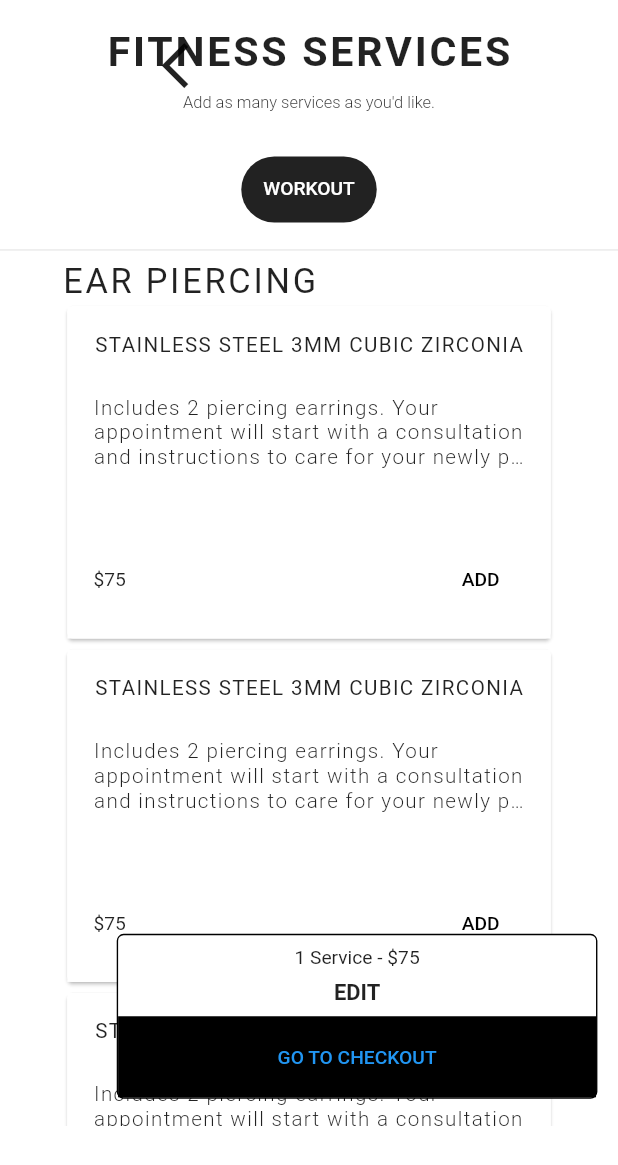
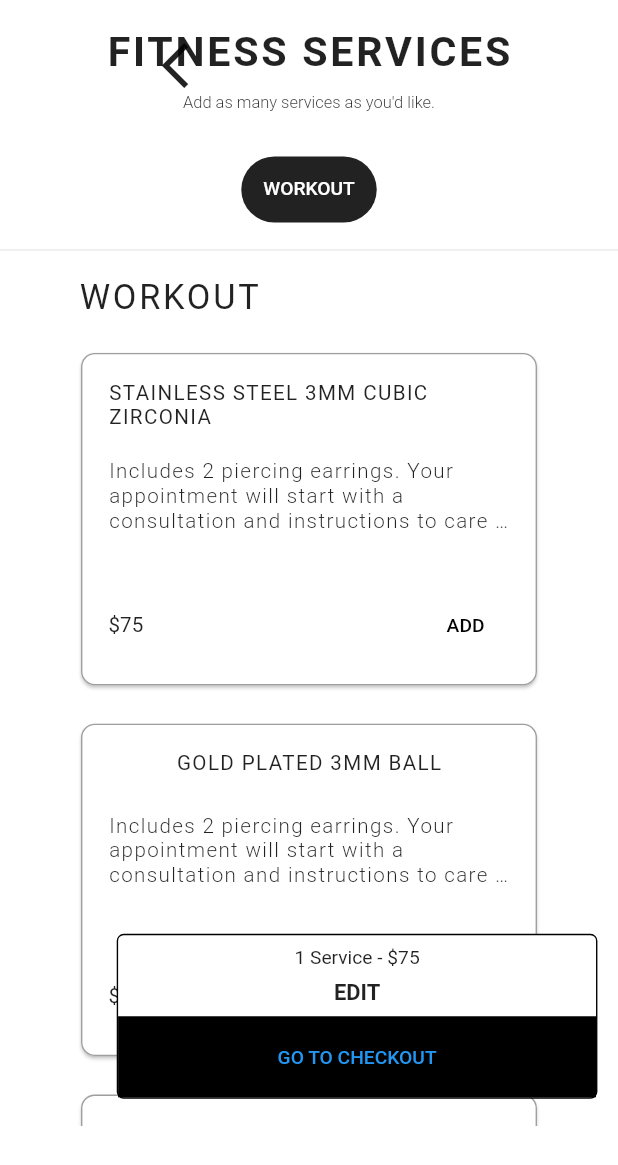
Before and after one commit to dev4589/dev4589, a Flutter app: the screen it shows after launch, on a phone screen of 412 x 824 dp. Shown: the top 1165 px of the screen. Run offline on Flutter 3.47's test engine with Material 2 defaults, Android fonts, the phone set to English and light mode, and no system bars; our stand-ins replace google_fonts, responsive_framework, responsive_grid, syncfusion_flutter_calendar; missing offline and left inert: dart:html.

Commit message:
summed up

```diff
--- a/lib/screen/details_cards.dart
+++ b/lib/screen/details_cards.dart
@@ -1,23 +1,27 @@
 import 'package:flutter/cupertino.dart';
 import 'package:flutter/material.dart';
+import 'package:flutter/painting.dart';
 import 'package:google_fonts/google_fonts.dart';
 import 'package:responsive_grid/responsive_grid.dart';
 
 class DetailsCard extends StatefulWidget {
-  const DetailsCard({Key? key}) : super(key: key);
+  final String subCateTitle;
+  const DetailsCard({Key? key, required this.subCateTitle}) : super(key: key);
 
   @override
   _DetailsCardState createState() => _DetailsCardState();
 }
 
 class _DetailsCardState extends State<DetailsCard> {
-  late bool isHover = false;
-  late String subCateTitle = 'EAR PIERCING';
-  late String cardTitle = 'STAINLESS STEEL 3MM CUBIC ZIRCONIA';
-  late String cardText =
-      'Includes 2 piercing earrings. Your appointment will start with a consultation and instructions to care for your newly pierced ears. Next, your professional will cleanse your ears, mark the ears with your desired placement and proceed with piercing your ears. Aftercare product will be provided to you as well as the aftercare instructions to ensure a healthy healing. PRIV it and you will walk away with a stylish new look!';
-  late int price = 75;
+  late List<bool> isHover;
   late bool submitHover = false;
+
+  @override
+  void initState() {
+    // TODO: implement initState
+    isHover = List<bool>.generate(serviceData.length, (index) => false);
+    super.initState();
+  }
 
   @override
   Widget build(BuildContext context) {
@@ -28,20 +32,28 @@ class _DetailsCardState extends State<DetailsCard> {
             xl: 12,
             md: 12,
             xs: 12,
+            child: Padding(
+              padding: const EdgeInsets.all(12.0),
               child: Text(
-              subCateTitle,
+                widget.subCateTitle,
                 style: GoogleFonts.roboto(
-                  letterSpacing: 2, fontWeight: FontWeight.w400, fontSize: 25),
+                    letterSpacing: 2,
+                    fontWeight: FontWeight.w400,
+                    fontSize: 25),
               ),
             ),
-          for(int i=0;i<8;i++)
+          ),
+          for (int i = 0; i < serviceData.length; i++)
             ResponsiveGridCol(
                 xl: 4,
                 lg: 4,
                 md: 4,
                 sm: 6,
                 xs: 12,
+                child: Padding(
+                  padding: const EdgeInsets.all(10.0),
                   child: InkWell(
+                    hoverColor: Colors.white,
                     onTap: () {
                       showDialog(
                         barrierDismissible: true,
@@ -51,26 +63,31 @@ class _DetailsCardState extends State<DetailsCard> {
                       );
                     },
                     onHover: (hovering) {
-                  setState(() => isHover = hovering);
+                      setState(() => isHover[i] = hovering);
                     },
                     child: SizedBox(
                       height: 250,
                       width: 200,
                       child: Card(
+                        shape: RoundedRectangleBorder(
+                            borderRadius: BorderRadius.circular(10)),
                         child: AnimatedContainer(
                           duration: Duration(milliseconds: 200),
                           curve: Curves.ease,
-                      padding: EdgeInsets.all(isHover ? 8 : 7),
-                      decoration: const BoxDecoration(
+                          padding: EdgeInsets.all(isHover[i] ? 9 : 7),
+                          decoration: BoxDecoration(
                               color: Colors.white,
-                      ),
+                              border: Border.all(
+                                  color:
+                                      isHover[i] ? Colors.black : Colors.grey),
+                              borderRadius: BorderRadius.circular(10)),
                           clipBehavior: Clip.antiAliasWithSaveLayer,
                           child: Padding(
                             padding: const EdgeInsets.all(12.0),
                             child: Column(
                               children: [
                                 Text(
-                              cardTitle,
+                                  serviceData[i].cardTitle,
                                   style: GoogleFonts.roboto(
                                       letterSpacing: 1,
                                       fontWeight: FontWeight.w400,
@@ -78,7 +95,7 @@ class _DetailsCardState extends State<DetailsCard> {
                                   textAlign: TextAlign.start,
                                 ),
                                 Spacer(),
-                            Text(cardText,
+                                Text(serviceData[i].cardText,
                                     style: GoogleFonts.roboto(
                                         letterSpacing: 1,
                                         fontWeight: FontWeight.w300,
@@ -90,7 +107,12 @@ class _DetailsCardState extends State<DetailsCard> {
                                 Row(
                                   children: [
                                     // Padding(padding: EdgeInsets.symmetric(vertical: 20)),
-                                Text('\$' + price.toString()),
+                                    Text(
+                                      '\$' + serviceData[i].price.toString(),
+                                      style: GoogleFonts.roboto(
+                                          fontWeight: FontWeight.w400,
+                                          fontSize: 15),
+                                    ),
                                     Spacer(),
                                     TextButton(
                                         onHover: (value) {
@@ -100,13 +122,16 @@ class _DetailsCardState extends State<DetailsCard> {
                                             foregroundColor:
                                                 MaterialStateProperty.resolveWith(
                                                     (states) => states.contains(
-                                                        MaterialState.hovered)
+                                                            MaterialState
+                                                                .hovered)
                                                         ? Colors.white
                                                         : Colors.black),
                                             backgroundColor:
-                                            MaterialStateProperty.resolveWith(
-                                                (states) => states.contains(
-                                                        MaterialState.hovered)
+                                                MaterialStateProperty
+                                                    .resolveWith((states) =>
+                                                        states.contains(
+                                                                MaterialState
+                                                                    .hovered)
                                                             ? Colors.black
                                                             : Colors.white)),
                                         onPressed: () {},
@@ -114,6 +139,7 @@ class _DetailsCardState extends State<DetailsCard> {
                                   ],
                                 ),
                               ],
+                            ),
                           ),
                         ),
                       ),
@@ -132,18 +158,6 @@ class _DetailsCardState extends State<DetailsCard> {
         fit: BoxFit.contain,
       ),
       clipBehavior: Clip.antiAliasWithSaveLayer,
-      insetPadding: EdgeInsets.symmetric(
-        vertical: size.height / 10,
-        horizontal: size.width /
-            (size.width <= 1200 ?
-              (size.width <= 1000 ?
-                (size.width <= 800 ?
-                      (size.width <= 450 ? 4
-                      : 3.5)
-                    : 3)
-                  : 2.8)
-                : 2.6),
-      ),
       content: Column(
         crossAxisAlignment: CrossAxisAlignment.stretch,
         mainAxisSize: MainAxisSize.min,
@@ -155,11 +169,15 @@ class _DetailsCardState extends State<DetailsCard> {
           ),
           Padding(
             padding: EdgeInsets.only(top: 8.0),
+            child: SizedBox(
+              width: 150,
               child: Text(
                 "Your appointment will start with a consultation. Next, primer, foundation, concealer, powder, bronzer, blush, eyeliner, eye-shadow, mascara, and lipstick/gloss will be applied. PRIV a natural day look, distinguished lip or a smokey eye! Please note, false lashes not included.",
+
                 style: TextStyle(fontFamily: 'roboto', color: Colors.grey),
                 textAlign: TextAlign.left,
-              softWrap: true,
+                // softWrap: true,
+              ),
             ),
           )
         ],
@@ -184,7 +202,6 @@ class _DetailsCardState extends State<DetailsCard> {
                 )),
             Spacer(),
             Container(
-              width: size.width / 15,
               decoration: BoxDecoration(
                   border: Border.all(),
                   borderRadius: BorderRadius.circular(5.0)),
@@ -209,4 +226,51 @@ class _DetailsCardState extends State<DetailsCard> {
       shape: RoundedRectangleBorder(borderRadius: BorderRadius.circular(5)),
     );
   }
+
+  List<servicePrice> serviceData = [
+    servicePrice(
+        'STAINLESS STEEL 3MM CUBIC ZIRCONIA',
+        'Includes 2 piercing earrings. Your appointment will start with a consultation and instructions to care for your newly pierced ears. Next, your professional will cleanse your ears, mark the ears with your desired placement and proceed with piercing your ears. Aftercare product will be provided to you as well as the aftercare instructions to ensure a healthy healing. PRIV it and you will walk away with a stylish new look!',
+        75),
+    servicePrice(
+        'GOLD PLATED 3MM BALL',
+        'Includes 2 piercing earrings. Your appointment will start with a consultation and instructions to care for your newly pierced ears. Next, your professional will cleanse your ears, mark the ears with your desired placement and proceed with piercing your ears. Aftercare product will be provided to you as well as the aftercare instructions to ensure a healthy healing. PRIV it and you will walk away with a stylish new look!',
+        100),
+    servicePrice(
+        '14K WHITE GOLD & DIAMOND',
+        'Includes 2 piercing earrings. Your appointment will start with a consultation and instructions to care for your newly pierced ears. Next, your professional will cleanse your ears, mark the ears with your desired placement and proceed with piercing your ears. Aftercare product will be provided to you as well as the aftercare instructions to ensure a healthy healing. PRIV it and you will walk away with a stylish new look!',
+        125),
+    servicePrice(
+        'STAINLESS STEEL 3MM CUBIC ZIRCONIA',
+        'Includes 2 piercing earrings. Your appointment will start with a consultation and instructions to care for your newly pierced ears. Next, your professional will cleanse your ears, mark the ears with your desired placement and proceed with piercing your ears. Aftercare product will be provided to you as well as the aftercare instructions to ensure a healthy healing. PRIV it and you will walk away with a stylish new look!',
+        75),
+    servicePrice(
+        'GOLD PLATED 3MM BALL',
+        'Includes 2 piercing earrings. Your appointment will start with a consultation and instructions to care for your newly pierced ears. Next, your professional will cleanse your ears, mark the ears with your desired placement and proceed with piercing your ears. Aftercare product will be provided to you as well as the aftercare instructions to ensure a healthy healing. PRIV it and you will walk away with a stylish new look!',
+        100),
+    servicePrice(
+        '14K WHITE GOLD & DIAMOND',
+        'Includes 2 piercing earrings. Your appointment will start with a consultation and instructions to care for your newly pierced ears. Next, your professional will cleanse your ears, mark the ears with your desired placement and proceed with piercing your ears. Aftercare product will be provided to you as well as the aftercare instructions to ensure a healthy healing. PRIV it and you will walk away with a stylish new look!',
+        125),
+    servicePrice(
+        'STAINLESS STEEL 3MM CUBIC ZIRCONIA',
+        'Includes 2 piercing earrings. Your appointment will start with a consultation and instructions to care for your newly pierced ears. Next, your professional will cleanse your ears, mark the ears with your desired placement and proceed with piercing your ears. Aftercare product will be provided to you as well as the aftercare instructions to ensure a healthy healing. PRIV it and you will walk away with a stylish new look!',
+        75),
+    servicePrice(
+        'GOLD PLATED 3MM BALL',
+        'Includes 2 piercing earrings. Your appointment will start with a consultation and instructions to care for your newly pierced ears. Next, your professional will cleanse your ears, mark the ears with your desired placement and proceed with piercing your ears. Aftercare product will be provided to you as well as the aftercare instructions to ensure a healthy healing. PRIV it and you will walk away with a stylish new look!',
+        100),
+    servicePrice(
+        '14K WHITE GOLD & DIAMOND',
+        'Includes 2 piercing earrings. Your appointment will start with a consultation and instructions to care for your newly pierced ears. Next, your professional will cleanse your ears, mark the ears with your desired placement and proceed with piercing your ears. Aftercare product will be provided to you as well as the aftercare instructions to ensure a healthy healing. PRIV it and you will walk away with a stylish new look!',
+        125),
+  ];
 }
+
+class servicePrice {
+  servicePrice(this.cardTitle, this.cardText, this.price);
+
+  final String cardTitle;
+  final String cardText;
+  final int price;
+}
--- a/lib/screen/service_details.dart
+++ b/lib/screen/service_details.dart
@@ -16,7 +16,7 @@ class ShowServiceDetails extends StatefulWidget {
 
 class _ShowServiceDetailsState extends State<ShowServiceDetails>
     with TickerProviderStateMixin {
-  late List<Tab> myTabNo;
+  late List<Tab> myTabName;
   var radius = const Radius.circular(125);
   late TabController _tabController;
   late List<CateData> _cateList;
@@ -28,12 +28,14 @@ class _ShowServiceDetailsState extends State<ShowServiceDetails>
   void initState() {
     // TODO: implement initState
     _cateList = getCateData();
-    myTabNo = _cateList[widget.cateNo]
+
+    myTabName = _cateList[widget.cateNo]
         .subCateList
         .map((e) => Tab(
               text: e,
             ))
         .toList();
+
     _tabController = TabController(
         length: _cateList[widget.cateNo].subCateList.length, vsync: this);
     super.initState();
@@ -128,7 +130,7 @@ class _ShowServiceDetailsState extends State<ShowServiceDetails>
                           unselectedLabelColor: Colors.grey.shade500,
                           labelColor: Colors.white,
                           controller: _tabController,
-                          tabs: myTabNo,
+                          tabs: myTabName,
                           indicator: ShapeDecoration(
                               shape: RoundedRectangleBorder(
                                   borderRadius: BorderRadius.all(radius)),
@@ -146,8 +148,12 @@ class _ShowServiceDetailsState extends State<ShowServiceDetails>
                         child: TabBarView(
                           controller: _tabController,
                           children: [
-                            for (int i = 0; i < myTabNo.length; i++)
-                              ListView(children: [DetailsCard()]),
+                            for (int i = 0; i < myTabName.length; i++)
+                              ListView(children: [
+                                DetailsCard(
+                                  subCateTitle: myTabName[i].text.toString(),
+                                )
+                              ]),
                           ],
                         ),
                       ),
@@ -159,7 +165,7 @@ class _ShowServiceDetailsState extends State<ShowServiceDetails>
           ],
         ),
         Padding(
-          padding: const EdgeInsets.only(right: 15.0,bottom: 100),
+          padding: const EdgeInsets.only(right: 15.0, bottom: 100),
           child: Align(
             alignment: Alignment.bottomRight,
             child: Container(
@@ -200,15 +206,15 @@ class _ShowServiceDetailsState extends State<ShowServiceDetails>
                           submitHover = value;
                         },
                         style: ButtonStyle(
-                            shape:
-                                MaterialStateProperty.all<RoundedRectangleBorder>(
-                                    RoundedRectangleBorder(
-                                        borderRadius:
-                                            BorderRadius.circular(0.0))),
+                            shape: MaterialStateProperty.all<
+                                    RoundedRectangleBorder>(
+                                RoundedRectangleBorder(
+                                    borderRadius: BorderRadius.circular(0.0))),
                             backgroundColor: MaterialStateProperty.resolveWith(
-                                (states) => states.contains(MaterialState.hovered)
-                                    ? Color.fromARGB(255, 145, 120, 150)
-                                    : Colors.black)),
+                                (states) =>
+                                    states.contains(MaterialState.hovered)
+                                        ? Color.fromARGB(255, 145, 120, 150)
+                                        : Colors.black)),
                         child: Text(
                           "GO TO CHECKOUT",
                           textAlign: TextAlign.center,
```
Lines whose indentation alone changed are shown as unchanged.
